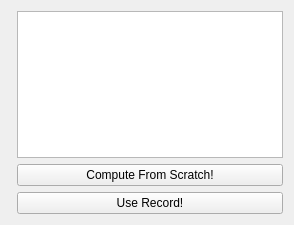
First picture: the form in framefab_gui/src/uis/select_for_plan_pop_up.ui, repository yijiangh/choreo, before the edit.
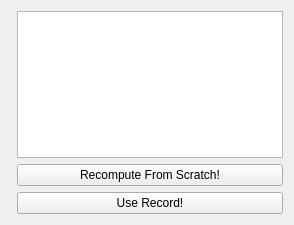
Second picture: the form after the edit.

```diff
--- a/framefab_gui/src/uis/select_for_plan_pop_up.ui
+++ b/framefab_gui/src/uis/select_for_plan_pop_up.ui
@@ -22,7 +22,7 @@
      <item row="1" column="1">
       <widget class="QPushButton" name="pushbutton_recompute">
        <property name="text">
-        <string>Compute From Scratch!</string>
+        <string>Recompute From Scratch!</string>
        </property>
       </widget>
      </item>
```
Left out of the diff: 2 changed lines with no effect on the pictures.
